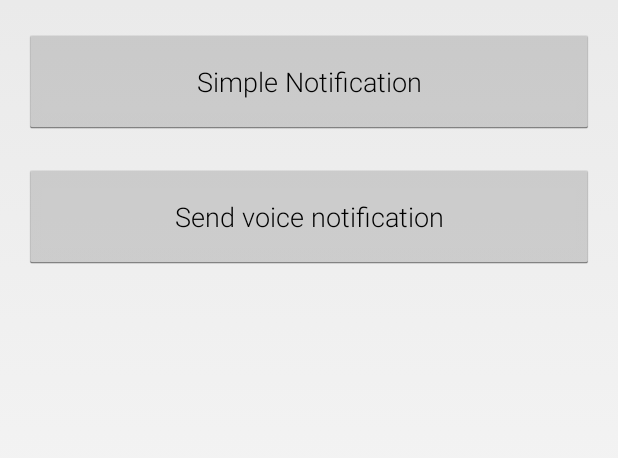
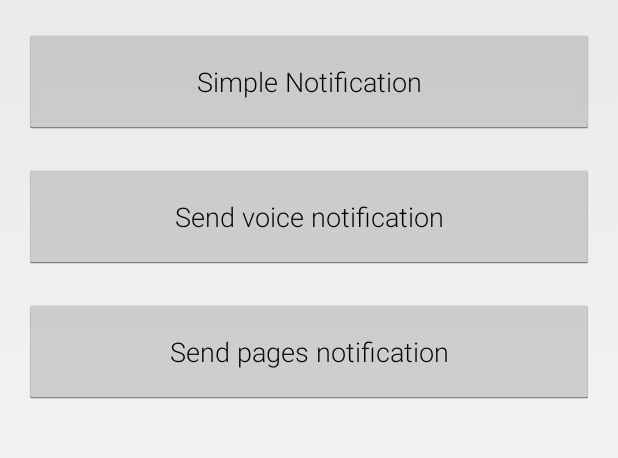
Before and after one commit to myandroidprojectid/android_wear_codelab, an Android app: the screen it shows after launch (MyActivity), on a phone screen of 412 x 824 dp, the part 106-564 px from its top. Run offline under Robolectric (Android 15) with nearby library versions, the phone set to English and light mode, and no system bars.

Commit message:
Added pages notification example

```diff
--- a/app/build.gradle
+++ b/app/build.gradle
@@ -6,7 +6,7 @@ android {
 
     defaultConfig {
         applicationId "wtf.gdg_wear_prject"
-        minSdkVersion 15
+        minSdkVersion 16
         targetSdkVersion 19
         versionCode 1
         versionName "1.0"
--- a/app/src/main/res/layout/activity_my.xml
+++ b/app/src/main/res/layout/activity_my.xml
@@ -36,4 +36,13 @@
         android:onClick="send_voice_notification"/>
 
 
+    <Button
+        android:text="Send pages notification"
+        android:layout_width="match_parent"
+        android:layout_height="70dp"
+        android:layout_marginTop="20dp"
+        android:fontFamily="sans-serif-light"
+        android:onClick="send_pages_notification"/>
+
+
 </LinearLayout>
--- a/app/src/main/res/values/strings.xml
+++ b/app/src/main/res/values/strings.xml
@@ -13,4 +13,8 @@
         <item> Nope</item>
     </string-array>
 
+    <string name="big_text1">GDG son las siglas de Google Developers Group; anteriormente conocidos como GTUG. Este grupo pretende ser el punto de encuentro de desarrolladores familiarizados con las tecnologías de Google en Vigo. </string>
+    <string name="big_text2">La intención es compartir experiencias y generar networking entre los miembros del grupo, consiguiendo así mejorar a nivel profesional y fomentando el desarrollo colaborativo. </string>
+    <string name="big_text3">Se ha facilitado este grupo para manejar información dinámica, como dudas, guías, enlaces o cualquier tipo de recurso para que a partir de ahora tengamos un lugar en Vigo y el primero en Galicia en el que compartir ideas y conocimientos.</string>
+
 </resources>
```
Also changed, not shown: app/src/main/java/wtf/gdg_wear_prject/MyActivity.java (+58 -1 lines).
